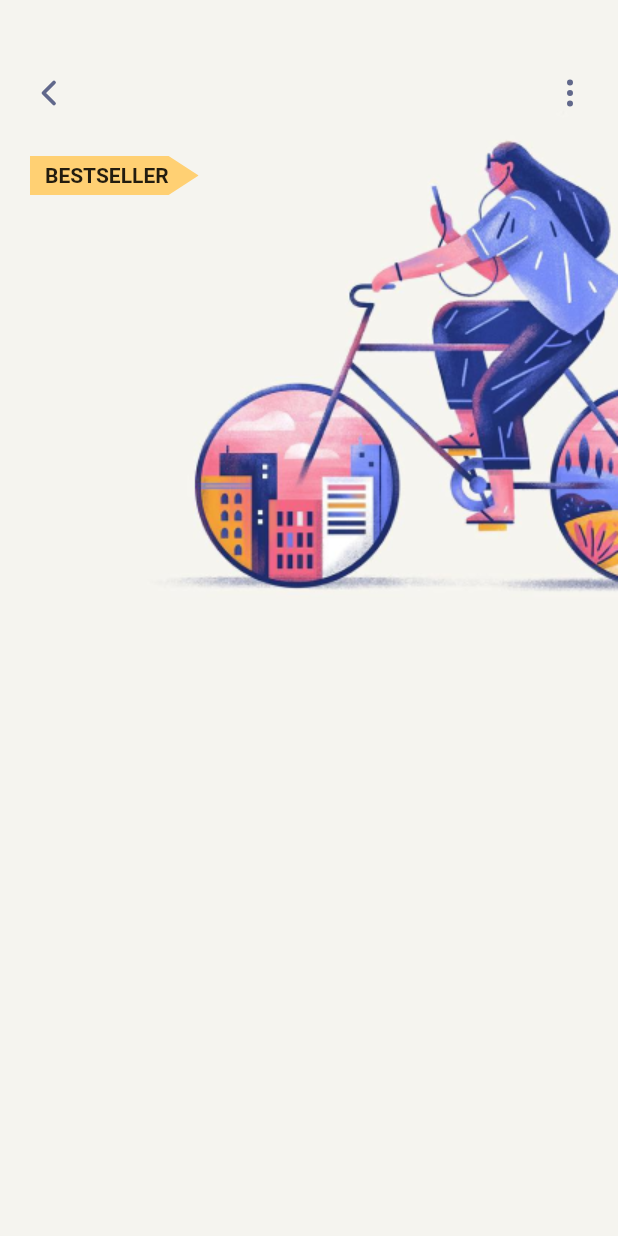
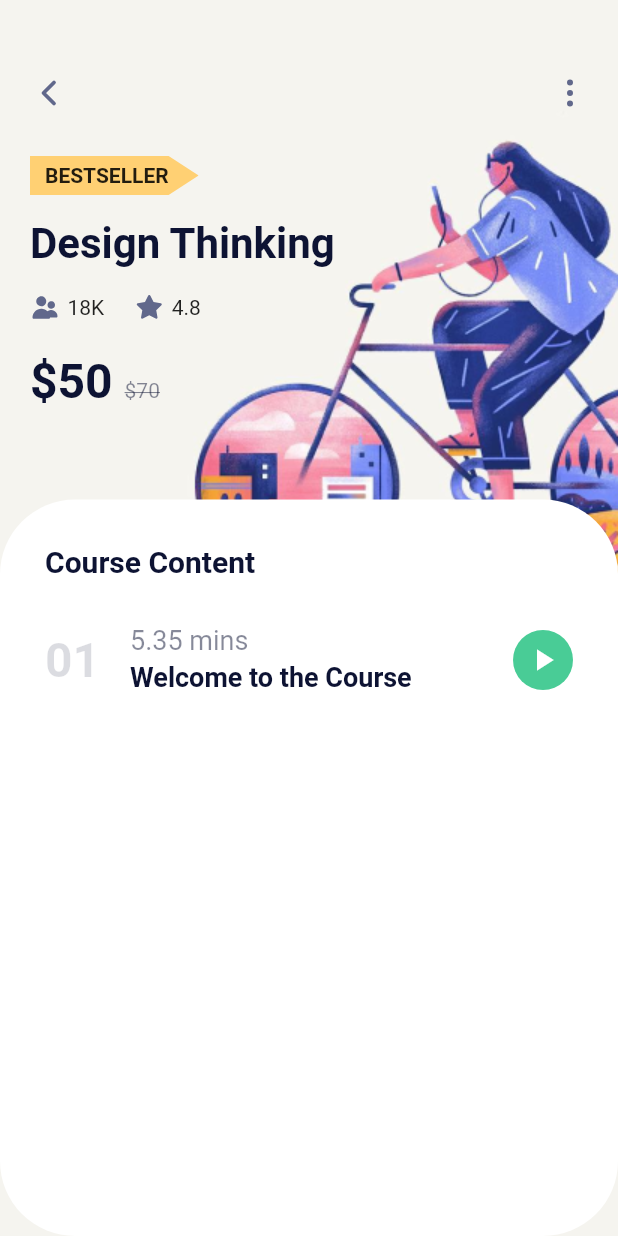
Before and after one commit to JARNBOY/CourseOnlineApp_flutter, a Flutter app: the screen it shows after launch, on a phone screen of 412 x 824 dp. Run offline on Flutter 3.47's test engine with Material 2 defaults, Android fonts, the phone set to English and light mode, and no system bars; our stand-ins replace flutter_svg.

Commit message:
add view Column and row of chapter  UI course

```diff
--- a/couseonlineapp_flutter/lib/detailScreen.dart
+++ b/couseonlineapp_flutter/lib/detailScreen.dart
@@ -13,7 +13,9 @@ class DetailScreen extends StatelessWidget {
             image: DecorationImage(
                 image: AssetImage("assets/images/ux_big.png"),
                 alignment: Alignment.topRight)),
-        child: Padding(
+        child: Column(
+          children: [
+            Padding(
               padding: EdgeInsets.only(left: 20, top: 50, right: 20),
               child: Column(
                 crossAxisAlignment: CrossAxisAlignment.start,
@@ -30,16 +32,101 @@ class DetailScreen extends StatelessWidget {
                     clipper: BestSellerClipper(),
                     child: Container(
                       color: kBestSellerColor,
-                  padding:
-                      EdgeInsets.only(left: 10, top: 5, right: 20, bottom: 5),
+                      padding: EdgeInsets.only(
+                          left: 10, top: 5, right: 20, bottom: 5),
                       child: Text(
                         "BestSeller".toUpperCase(),
                         style: TextStyle(fontWeight: FontWeight.w600),
                       ),
                     ),
+                  ),
+                  SizedBox(height: 16),
+                  Text(
+                    "Design Thinking",
+                    style: kHeadingextStyle,
+                  ),
+                  SizedBox(height: 16),
+                  Row(children: [
+                    SvgPicture.asset("assets/icons/person.svg"),
+                    SizedBox(width: 5),
+                    Text("18K"),
+                    SizedBox(width: 20),
+                    SvgPicture.asset("assets/icons/star.svg"),
+                    SizedBox(width: 5),
+                    Text("4.8"),
+                  ]),
+                  SizedBox(height: 20),
+                  RichText(
+                    text: TextSpan(children: [
+                      TextSpan(
+                          text: "\$50 ",
+                          style: kHeadingextStyle.copyWith(fontSize: 32)),
+                      TextSpan(
+                          text: "\$70",
+                          style: TextStyle(
+                              color: kTextColor.withOpacity(.5),
+                              decoration: TextDecoration.lineThrough))
+                    ]),
                   )
                 ],
               ),
+            ),
+            SizedBox(
+              height: 60,
+            ),
+            Expanded(
+              child: Container(
+                width: double.infinity,
+                decoration: BoxDecoration(
+                    borderRadius: BorderRadius.circular(50),
+                    color: Colors.white),
+                child: Padding(
+                  padding: const EdgeInsets.all(30.0),
+                  child: Column(
+                    crossAxisAlignment: CrossAxisAlignment.start,
+                    children: <Widget>[
+                      Text("Course Content", style: kTitleTextStyle),
+                      SizedBox(height: 30),
+                      Row(
+                        children: <Widget>[
+                          Text("01",
+                              style: kHeadingextStyle.copyWith(
+                                  color: kTextColor.withOpacity(.15),
+                                  fontSize: 32)),
+                          SizedBox(width: 20),
+                          RichText(
+                            text: TextSpan(children: [
+                              TextSpan(
+                                  text: "5.35 mins\n",
+                                  style: TextStyle(
+                                      color: kTextColor.withOpacity(.5),
+                                      fontSize: 18)),
+                              TextSpan(
+                                  text: "Welcome to the Course",
+                                  style: kSubtitleTextSyule.copyWith(
+                                      fontWeight: FontWeight.w600, height: 1.5))
+                            ]),
+                          ),
+                          Spacer(),
+                          Container(
+                            margin: EdgeInsets.only(left: 20),
+                            height: 40,
+                            width: 40,
+                            decoration: BoxDecoration(
+                                shape: BoxShape.circle, color: kGreenColor),
+                            child: Icon(
+                              Icons.play_arrow,
+                              color: Colors.white,
+                            ),
+                          )
+                        ],
+                      ),
+                    ],
+                  ),
+                ),
+              ),
+            )
+          ],
         ),
       ),
     );
```
Lines whose indentation alone changed are shown as unchanged.
